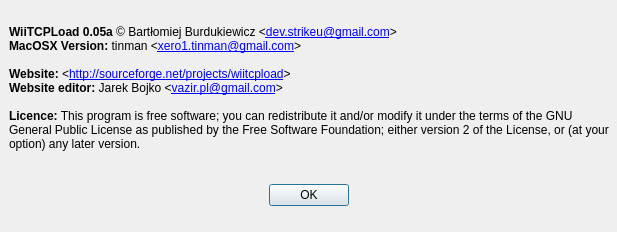
This is ui/about.ui in dev-0x7C6/qwiiload as Qt 5 draws it before an edit. The edited form follows.
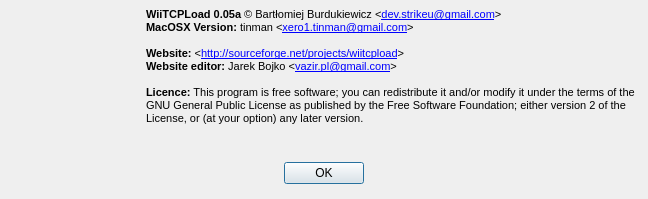
This is the edited form. Icons and pictures are not drawn.

```diff
--- a/ui/about.ui
+++ b/ui/about.ui
@@ -6,16 +6,10 @@
    <rect>
     <x>0</x>
     <y>0</y>
-    <width>617</width>
-    <height>232</height>
+    <width>648</width>
+    <height>199</height>
    </rect>
   </property>
-  <property name="minimumSize">
-   <size>
-    <width>617</width>
-    <height>232</height>
-   </size>
-  </property>
   <property name="windowTitle">
    <string>About WiiTCPLoadGUI</string>
   </property>
@@ -24,44 +18,56 @@
     <normaloff>:/actions/icons/actions/console.png</normaloff>:/actions/icons/actions/console.png</iconset>
   </property>
   <layout class="QGridLayout" name="gridLayout_2">
-   <property name="margin">
+   <property name="sizeConstraint">
+    <enum>QLayout::SetMinimumSize</enum>
+   </property>
+   <property name="leftMargin">
     <number>2</number>
    </property>
-   <property name="spacing">
-    <number>0</number>
+   <property name="topMargin">
+    <number>8</number>
+   </property>
+   <property name="rightMargin">
+    <number>2</number>
+   </property>
+   <property name="bottomMargin">
+    <number>15</number>
    </property>
    <item row="0" column="0">
-    <widget class="QLabel" name="label">
-     <property name="sizePolicy">
-      <sizepolicy hsizetype="Maximum" vsizetype="Maximum">
-       <horstretch>0</horstretch>
-       <verstretch>0</verstretch>
-      </sizepolicy>
-     </property>
-     <property name="text">
-      <string/>
-     </property>
-     <property name="pixmap">
-      <pixmap resource="../resource.qrc">:/logo/images/wiitcpload128.png</pixmap>
-     </property>
-    </widget>
-   </item>
-   <item row="0" column="1">
-    <layout class="QGridLayout" name="gridLayout_3">
+    <layout class="QGridLayout" name="gridLayout">
      <item row="0" column="1">
+      <widget class="QLabel" name="label">
+       <property name="maximumSize">
+        <size>
+         <width>128</width>
+         <height>128</height>
+        </size>
+       </property>
+       <property name="text">
+        <string/>
+       </property>
+       <property name="pixmap">
+        <pixmap resource="../resource.qrc">:/logo/images/wiitcpload128.png</pixmap>
+       </property>
+       <property name="alignment">
+        <set>Qt::AlignCenter</set>
+       </property>
+      </widget>
+     </item>
+     <item row="0" column="2">
       <widget class="QLabel" name="text">
        <property name="text">
         <string>&lt;!DOCTYPE HTML PUBLIC &quot;-//W3C//DTD HTML 4.0//EN&quot; &quot;http://www.w3.org/TR/REC-html40/strict.dtd&quot;&gt;
 &lt;html&gt;&lt;head&gt;&lt;meta name=&quot;qrichtext&quot; content=&quot;1&quot; /&gt;&lt;style type=&quot;text/css&quot;&gt;
 p, li { white-space: pre-wrap; }
 &lt;/style&gt;&lt;/head&gt;&lt;body style=&quot; font-family:'Sans Serif'; font-size:9pt; font-weight:400; font-style:normal;&quot;&gt;
-&lt;p style=&quot; margin-top:0px; margin-bottom:0px; margin-left:0px; margin-right:0px; -qt-block-indent:0; text-indent:0px;&quot;&gt;&lt;span style=&quot; font-weight:600;&quot;&gt;WiiTCPLoad 0.05a&lt;/span&gt; © Bartłomiej Burdukiewicz &amp;lt;&lt;a href=&quot;mailto:dev.strikeu@gmail.com&quot;&gt;&lt;span style=&quot; text-decoration: underline; color:#0000ff;&quot;&gt;dev.strikeu@gmail.com&lt;/span&gt;&lt;/a&gt;&amp;gt;&lt;/p&gt;
-&lt;p style=&quot; margin-top:0px; margin-bottom:0px; margin-left:0px; margin-right:0px; -qt-block-indent:0; text-indent:0px;&quot;&gt;&lt;span style=&quot; font-weight:600;&quot;&gt;MacOSX Version:&lt;/span&gt; tinman &amp;lt;&lt;a href=&quot;mailto:xero1.tinman@gmail.com&quot;&gt;&lt;span style=&quot; text-decoration: underline; color:#0000ff;&quot;&gt;xero1.tinman@gmail.com&lt;/span&gt;&lt;/a&gt;&amp;gt;&lt;/p&gt;
-&lt;p style=&quot;-qt-paragraph-type:empty; margin-top:0px; margin-bottom:0px; margin-left:0px; margin-right:0px; -qt-block-indent:0; text-indent:0px;&quot;&gt;&lt;/p&gt;
-&lt;p style=&quot; margin-top:0px; margin-bottom:0px; margin-left:0px; margin-right:0px; -qt-block-indent:0; text-indent:0px;&quot;&gt;&lt;span style=&quot; font-weight:600;&quot;&gt;Website:&lt;/span&gt; &amp;lt;&lt;a href=&quot;http://sourceforge.net/projects/wiitcpload&quot;&gt;&lt;span style=&quot; text-decoration: underline; color:#0000ff;&quot;&gt;http://sourceforge.net/projects/wiitcpload&lt;/span&gt;&lt;/a&gt;&amp;gt;&lt;/p&gt;
-&lt;p style=&quot; margin-top:0px; margin-bottom:0px; margin-left:0px; margin-right:0px; -qt-block-indent:0; text-indent:0px;&quot;&gt;&lt;span style=&quot; font-weight:600;&quot;&gt;Website editor:&lt;/span&gt; Jarek Bojko &amp;lt;&lt;a href=&quot;mailto:vazir.pl@gmail.com&quot;&gt;&lt;span style=&quot; text-decoration: underline; color:#0000ff;&quot;&gt;vazir.pl@gmail.com&lt;/span&gt;&lt;/a&gt;&amp;gt;&lt;/p&gt;
-&lt;p style=&quot;-qt-paragraph-type:empty; margin-top:0px; margin-bottom:0px; margin-left:0px; margin-right:0px; -qt-block-indent:0; text-indent:0px;&quot;&gt;&lt;/p&gt;
-&lt;p style=&quot; margin-top:0px; margin-bottom:0px; margin-left:0px; margin-right:0px; -qt-block-indent:0; text-indent:0px;&quot;&gt;&lt;span style=&quot; font-weight:600;&quot;&gt;Licence:&lt;/span&gt; This program is free software; you can redistribute it and/or modify it under the terms of the GNU General Public License as published by the Free Software Foundation; either version 2 of the License, or (at your option) any later version.&lt;/p&gt;&lt;/body&gt;&lt;/html&gt;</string>
+&lt;p style=&quot; margin-top:0px; margin-bottom:0px; margin-left:0px; margin-right:0px; -qt-block-indent:0; text-indent:0px;&quot;&gt;&lt;span style=&quot; font-size:8pt; font-weight:600;&quot;&gt;WiiTCPLoad 0.05a&lt;/span&gt;&lt;span style=&quot; font-size:8pt;&quot;&gt; © Bartłomiej Burdukiewicz &amp;lt;&lt;/span&gt;&lt;a href=&quot;mailto:dev.strikeu@gmail.com&quot;&gt;&lt;span style=&quot; font-size:8pt; text-decoration: underline; color:#0000ff;&quot;&gt;dev.strikeu@gmail.com&lt;/span&gt;&lt;/a&gt;&lt;span style=&quot; font-size:8pt;&quot;&gt;&amp;gt;&lt;/span&gt;&lt;/p&gt;
+&lt;p style=&quot; margin-top:0px; margin-bottom:0px; margin-left:0px; margin-right:0px; -qt-block-indent:0; text-indent:0px;&quot;&gt;&lt;span style=&quot; font-size:8pt; font-weight:600;&quot;&gt;MacOSX Version:&lt;/span&gt;&lt;span style=&quot; font-size:8pt;&quot;&gt; tinman &amp;lt;&lt;/span&gt;&lt;a href=&quot;mailto:xero1.tinman@gmail.com&quot;&gt;&lt;span style=&quot; font-size:8pt; text-decoration: underline; color:#0000ff;&quot;&gt;xero1.tinman@gmail.com&lt;/span&gt;&lt;/a&gt;&lt;span style=&quot; font-size:8pt;&quot;&gt;&amp;gt;&lt;/span&gt;&lt;/p&gt;
+&lt;p style=&quot;-qt-paragraph-type:empty; margin-top:0px; margin-bottom:0px; margin-left:0px; margin-right:0px; -qt-block-indent:0; text-indent:0px; font-size:8pt;&quot;&gt;&lt;/p&gt;
+&lt;p style=&quot; margin-top:0px; margin-bottom:0px; margin-left:0px; margin-right:0px; -qt-block-indent:0; text-indent:0px;&quot;&gt;&lt;span style=&quot; font-size:8pt; font-weight:600;&quot;&gt;Website:&lt;/span&gt;&lt;span style=&quot; font-size:8pt;&quot;&gt; &amp;lt;&lt;/span&gt;&lt;a href=&quot;http://sourceforge.net/projects/wiitcpload&quot;&gt;&lt;span style=&quot; font-size:8pt; text-decoration: underline; color:#0000ff;&quot;&gt;http://sourceforge.net/projects/wiitcpload&lt;/span&gt;&lt;/a&gt;&lt;span style=&quot; font-size:8pt;&quot;&gt;&amp;gt;&lt;/span&gt;&lt;/p&gt;
+&lt;p style=&quot; margin-top:0px; margin-bottom:0px; margin-left:0px; margin-right:0px; -qt-block-indent:0; text-indent:0px;&quot;&gt;&lt;span style=&quot; font-size:8pt; font-weight:600;&quot;&gt;Website editor:&lt;/span&gt;&lt;span style=&quot; font-size:8pt;&quot;&gt; Jarek Bojko &amp;lt;&lt;/span&gt;&lt;a href=&quot;mailto:vazir.pl@gmail.com&quot;&gt;&lt;span style=&quot; font-size:8pt; text-decoration: underline; color:#0000ff;&quot;&gt;vazir.pl@gmail.com&lt;/span&gt;&lt;/a&gt;&lt;span style=&quot; font-size:8pt;&quot;&gt;&amp;gt;&lt;/span&gt;&lt;/p&gt;
+&lt;p style=&quot;-qt-paragraph-type:empty; margin-top:0px; margin-bottom:0px; margin-left:0px; margin-right:0px; -qt-block-indent:0; text-indent:0px; font-size:8pt;&quot;&gt;&lt;/p&gt;
+&lt;p style=&quot; margin-top:0px; margin-bottom:0px; margin-left:0px; margin-right:0px; -qt-block-indent:0; text-indent:0px;&quot;&gt;&lt;span style=&quot; font-size:8pt; font-weight:600;&quot;&gt;Licence:&lt;/span&gt;&lt;span style=&quot; font-size:8pt;&quot;&gt; This program is free software; you can redistribute it and/or modify it under the terms of the GNU General Public License as published by the Free Software Foundation; either version 2 of the License, or (at your option) any later version.&lt;/span&gt;&lt;/p&gt;&lt;/body&gt;&lt;/html&gt;</string>
        </property>
        <property name="alignment">
         <set>Qt::AlignLeading|Qt::AlignLeft|Qt::AlignTop</set>
@@ -71,59 +77,68 @@
        </property>
       </widget>
      </item>
-    </layout>
-   </item>
-   <item row="1" column="0" colspan="2">
-    <layout class="QGridLayout" name="gridLayout">
-     <item row="1" column="1">
-      <widget class="QPushButton" name="confirmBtn">
-       <property name="text">
-        <string>OK</string>
-       </property>
-       <property name="icon">
-        <iconset>
-         <normaloff>:/actions/icons/actions/button_ok.png</normaloff>:/actions/icons/actions/button_ok.png</iconset>
-       </property>
-      </widget>
-     </item>
-     <item row="1" column="0">
-      <spacer name="horizontalSpacer">
+     <item row="0" column="0">
+      <spacer name="horizontalSpacer_3">
        <property name="orientation">
         <enum>Qt::Horizontal</enum>
-       </property>
-       <property name="sizeHint" stdset="0">
-        <size>
-         <width>40</width>
-         <height>20</height>
-        </size>
-       </property>
-      </spacer>
-     </item>
-     <item row="1" column="2">
-      <spacer name="horizontalSpacer_2">
-       <property name="orientation">
-        <enum>Qt::Horizontal</enum>
-       </property>
-       <property name="sizeHint" stdset="0">
-        <size>
-         <width>40</width>
-         <height>20</height>
-        </size>
-       </property>
-      </spacer>
-     </item>
-     <item row="0" column="1">
-      <spacer name="verticalSpacer">
-       <property name="orientation">
-        <enum>Qt::Vertical</enum>
        </property>
        <property name="sizeType">
         <enum>QSizePolicy::Maximum</enum>
        </property>
        <property name="sizeHint" stdset="0">
         <size>
+         <width>10</width>
+         <height>20</height>
+        </size>
+       </property>
+      </spacer>
+     </item>
+     <item row="1" column="1">
+      <spacer name="verticalSpacer_3">
+       <property name="orientation">
+        <enum>Qt::Vertical</enum>
+       </property>
+       <property name="sizeHint" stdset="0">
+        <size>
          <width>20</width>
-         <height>10</height>
+         <height>40</height>
+        </size>
+       </property>
+      </spacer>
+     </item>
+    </layout>
+   </item>
+   <item row="1" column="0">
+    <layout class="QHBoxLayout" name="horizontalLayout">
+     <item>
+      <spacer name="horizontalSpacer_2">
+       <property name="orientation">
+        <enum>Qt::Horizontal</enum>
+       </property>
+       <property name="sizeHint" stdset="0">
+        <size>
+         <width>40</width>
+         <height>20</height>
+        </size>
+       </property>
+      </spacer>
+     </item>
+     <item>
+      <widget class="QPushButton" name="pushButton">
+       <property name="text">
+        <string>OK</string>
+       </property>
+      </widget>
+     </item>
+     <item>
+      <spacer name="horizontalSpacer">
+       <property name="orientation">
+        <enum>Qt::Horizontal</enum>
+       </property>
+       <property name="sizeHint" stdset="0">
+        <size>
+         <width>40</width>
+         <height>20</height>
         </size>
        </property>
       </spacer>
```
Left out of the diff: 6 changed lines with no effect on the pictures.
